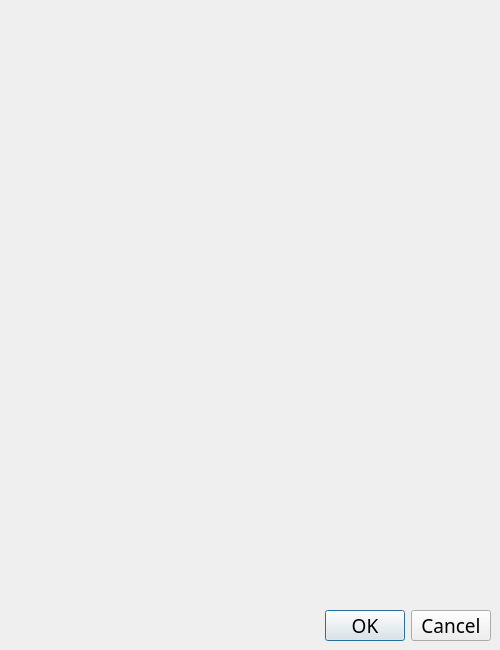
Above: Launcher Asset/Graphics Settings.ui from PixelGameMaker/PixelGame-Python before the change. Below: the same form after it.
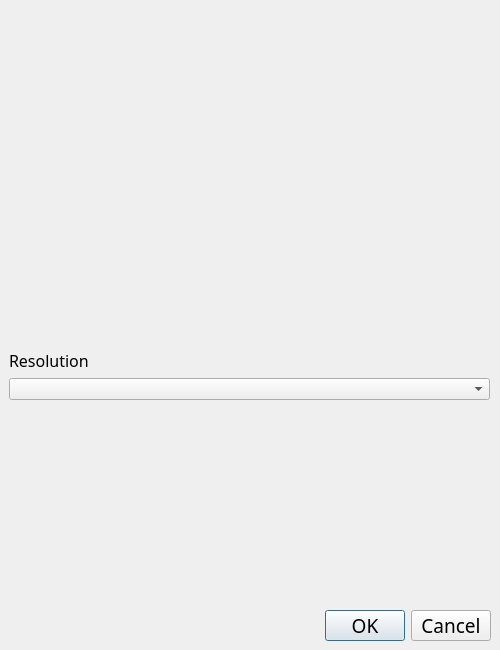
That is the form after the change.

The edit to the form file:
```diff
--- a/Launcher Asset/Graphics Settings.ui
+++ b/Launcher Asset/Graphics Settings.ui
@@ -44,6 +44,36 @@
     <set>QDialogButtonBox::Cancel|QDialogButtonBox::Ok</set>
    </property>
   </widget>
+  <widget class="QWidget" name="formLayoutWidget">
+   <property name="geometry">
+    <rect>
+     <x>9</x>
+     <y>349</y>
+     <width>481</width>
+     <height>251</height>
+    </rect>
+   </property>
+   <layout class="QFormLayout" name="formLayout">
+    <item row="0" column="0">
+     <widget class="QLabel" name="label">
+      <property name="font">
+       <font>
+        <family>Unifont</family>
+        <pointsize>12</pointsize>
+        <weight>50</weight>
+        <bold>false</bold>
+       </font>
+      </property>
+      <property name="text">
+       <string>Resolution</string>
+      </property>
+     </widget>
+    </item>
+    <item row="1" column="0" colspan="2">
+     <widget class="QComboBox" name="comboBox"/>
+    </item>
+   </layout>
+  </widget>
  </widget>
  <resources/>
  <connections/>
```
